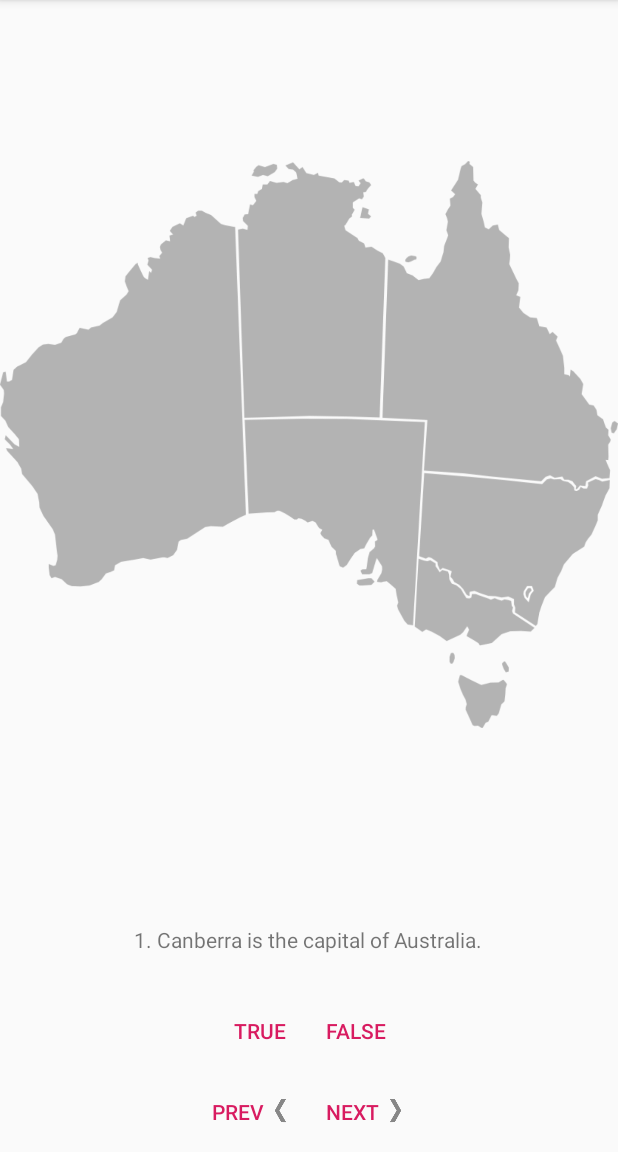
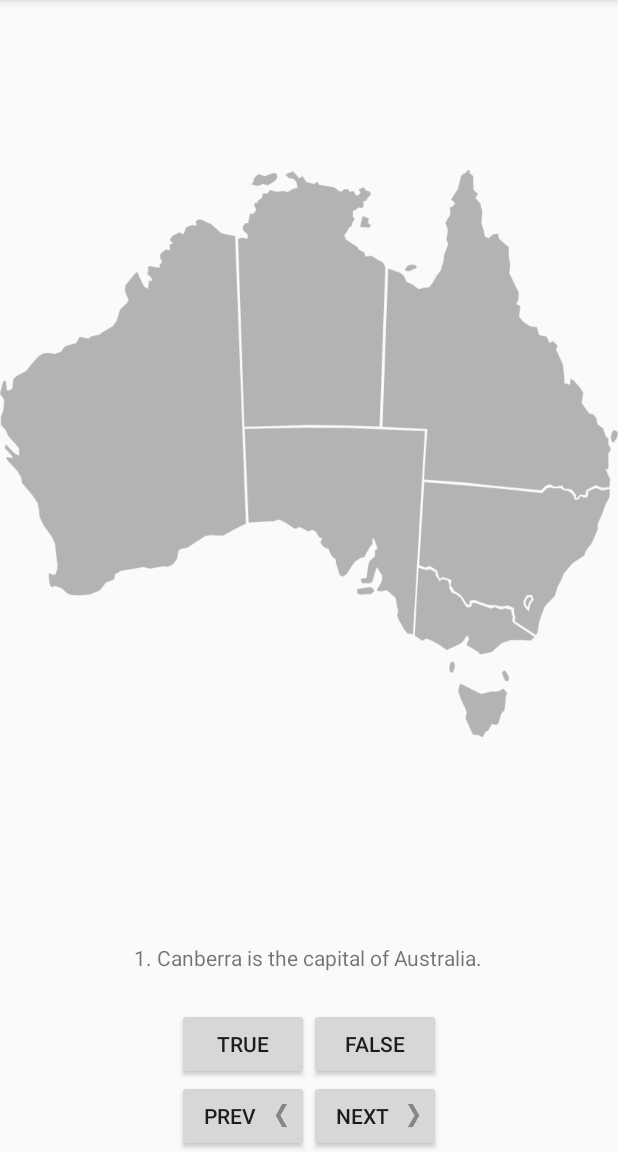
Before and after one commit to JohnRobinSapan/AndroidStudioGeoQuiz, an Android app: the screen it shows after launch (MainActivity), on a phone screen of 412 x 824 dp, the part 84-1236 px from its top. Run offline under Robolectric (Android 15) with nearby library versions, the phone set to English and light mode, and no system bars.

Commit message:
Fixed button styling

```diff
--- a/app/src/main/res/layout/activity_main.xml
+++ b/app/src/main/res/layout/activity_main.xml
@@ -30,14 +30,12 @@
 
         <Button
             android:id="@+id/true_button"
-            style="?android:attr/buttonBarButtonStyle"
             android:layout_width="wrap_content"
             android:layout_height="wrap_content"
             android:text="@string/true_button" />
 
         <Button
             android:id="@+id/false_button"
-            style="?android:attr/buttonBarButtonStyle"
             android:layout_width="wrap_content"
             android:layout_height="wrap_content"
             android:text="@string/false_button" />
@@ -52,7 +50,6 @@
 
         <Button
             android:id="@+id/prev_button"
-            style="?android:attr/buttonBarButtonStyle"
             android:layout_width="wrap_content"
             android:layout_height="wrap_content"
             android:drawableEnd="@drawable/arrow_left"
@@ -61,7 +58,6 @@
 
         <Button
             android:id="@+id/next_button"
-            style="?android:attr/buttonBarButtonStyle"
             android:layout_width="wrap_content"
             android:layout_height="wrap_content"
             android:drawableEnd="@drawable/arrow_right"
```
